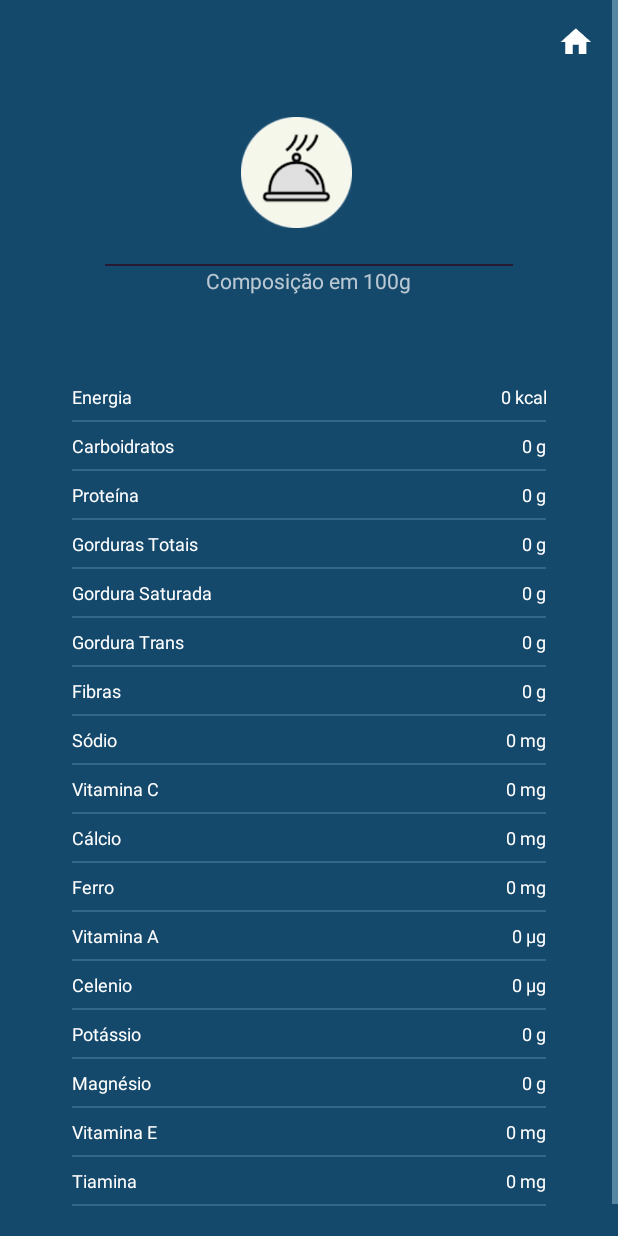
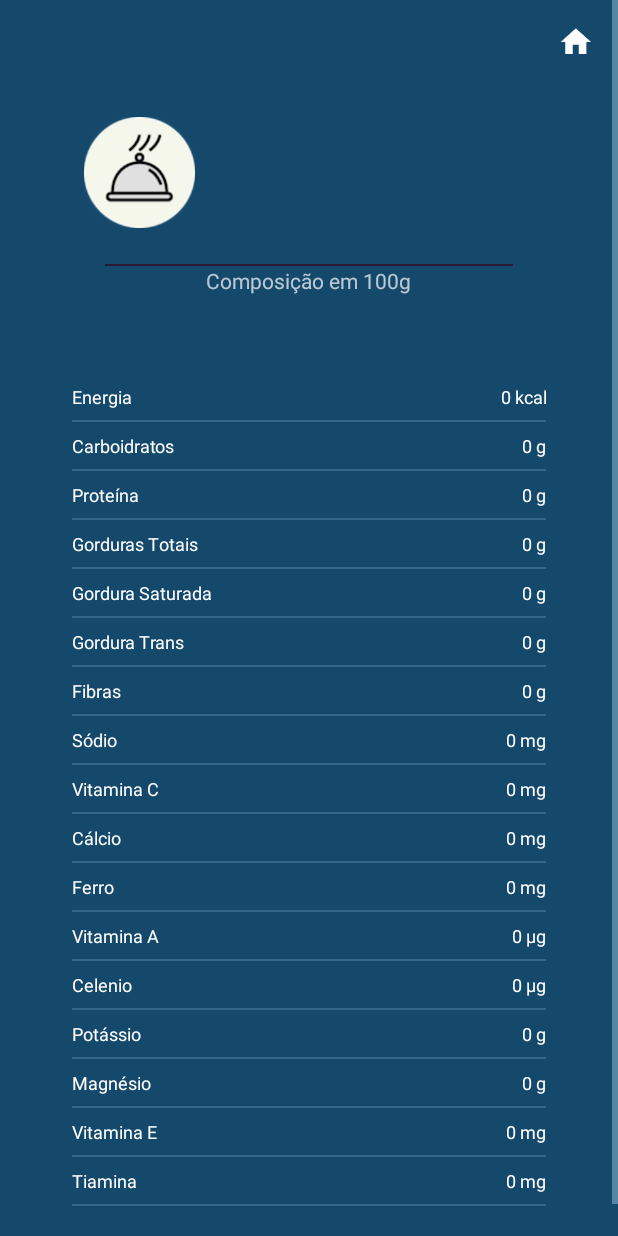
Before and after one commit to almeida1492/nutre, an Android app: the FoodDetailsActivity screen opened directly, with no data from a screen before it, on a phone screen of 412 x 824 dp. Run offline under Robolectric (Android 15) with nearby library versions, the phone set to English and light mode, and no system bars; 21 statements that could not run were skipped.

Commit message:
fix: layout adjust

```diff
--- a/app/src/main/res/layout/activity_food_details.xml
+++ b/app/src/main/res/layout/activity_food_details.xml
@@ -23,7 +23,7 @@
 
         <LinearLayout
             android:id="@+id/header"
-            android:layout_width="wrap_content"
+            android:layout_width="300dp"
             android:layout_height="wrap_content"
             android:layout_marginTop="22dp"
             android:orientation="horizontal"
@@ -36,8 +36,9 @@
 
             <TextView
                 android:id="@+id/name"
-                android:layout_width="wrap_content"
+                android:layout_width="0dp"
                 android:layout_height="wrap_content"
+                android:layout_weight="1"
                 android:textColor="@color/colorWhite"
                 android:maxWidth="200dp"
                 android:maxLines="3"
```
